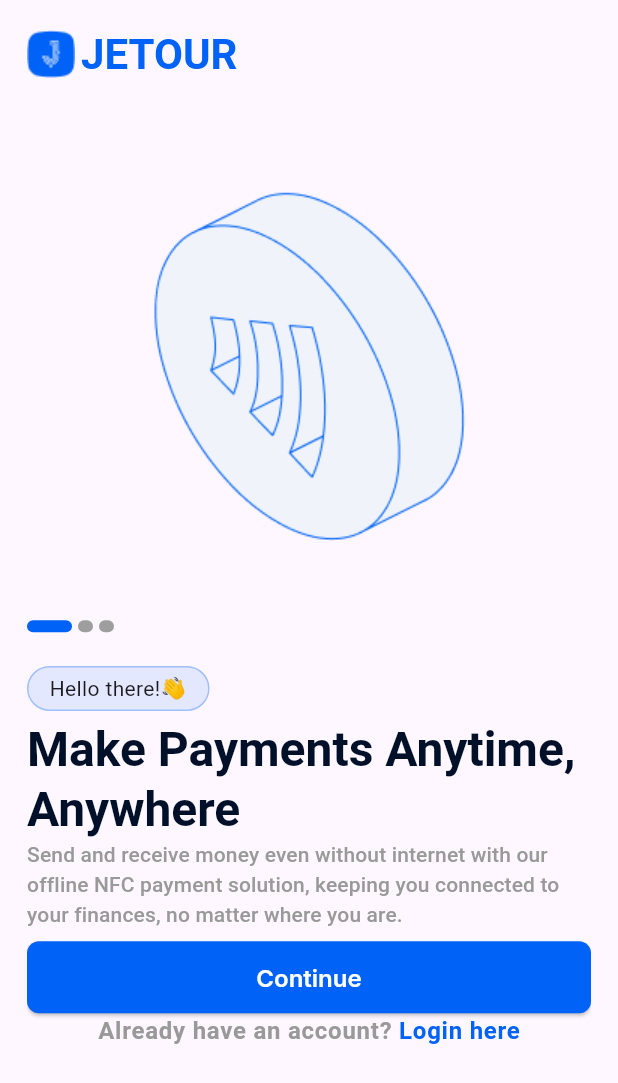
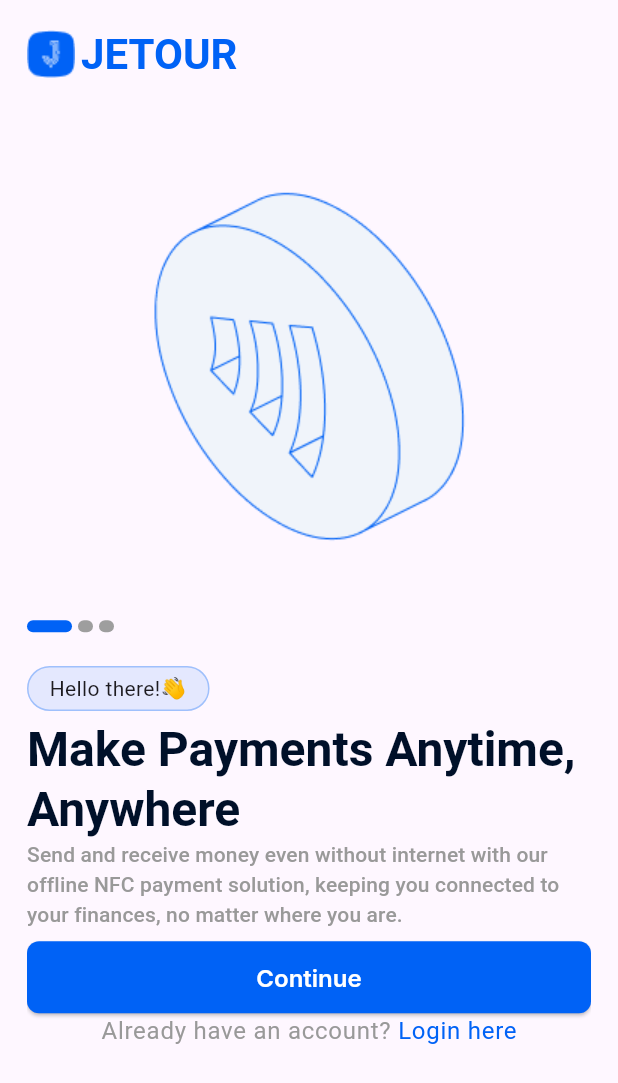
Before and after one commit to Jessepelumi/jetour_client, a Flutter app: the Onboarding screen opened directly, on a phone screen of 412 x 824 dp. Shown: the top 1083 px of the screen. Run offline on Flutter 3.47's test engine with Material 3 defaults, Android fonts, the phone set to English and light mode, and no system bars; drawn by our look-alikes of smooth_page_indicator; our stand-ins replace get, get_storage, google_fonts, phosphor_flutter, pin_code_fields; accounts and stored records are empty.

Commit message:
modified text style

```diff
--- a/lib/auth/views/shared/login_link.dart
+++ b/lib/auth/views/shared/login_link.dart
@@ -19,14 +19,12 @@ class LoginLink extends StatelessWidget {
             style: Theme.of(context)
                 .textTheme
                 .bodyLarge
-                ?.copyWith(color: lightGrey, fontWeight: FontWeight.bold),
+                ?.copyWith(color: lightGrey),
           ),
           TextSpan(
             text: "Login here",
-            style: Theme.of(context)
-                .textTheme
-                .bodyLarge
-                ?.copyWith(color: primary, fontWeight: FontWeight.bold),
+            style:
+                Theme.of(context).textTheme.bodyLarge?.copyWith(color: primary),
             recognizer: TapGestureRecognizer()
               ..onTap = () => Get.to(() => const Login()),
           ),
```
